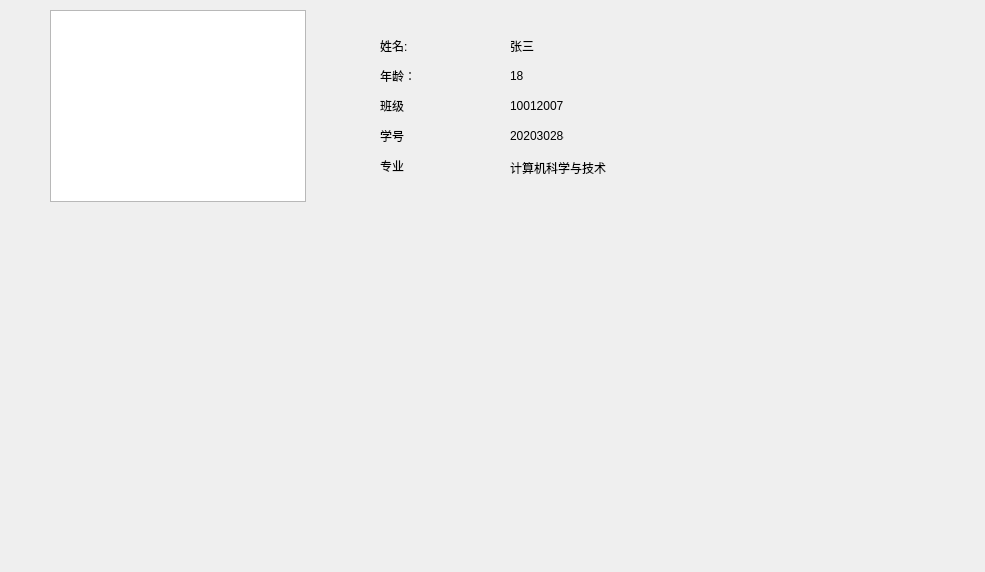
The window that ui/studentMain.ui (Fenejifen/sql-work) describes before a commit, drawn with Qt 5.
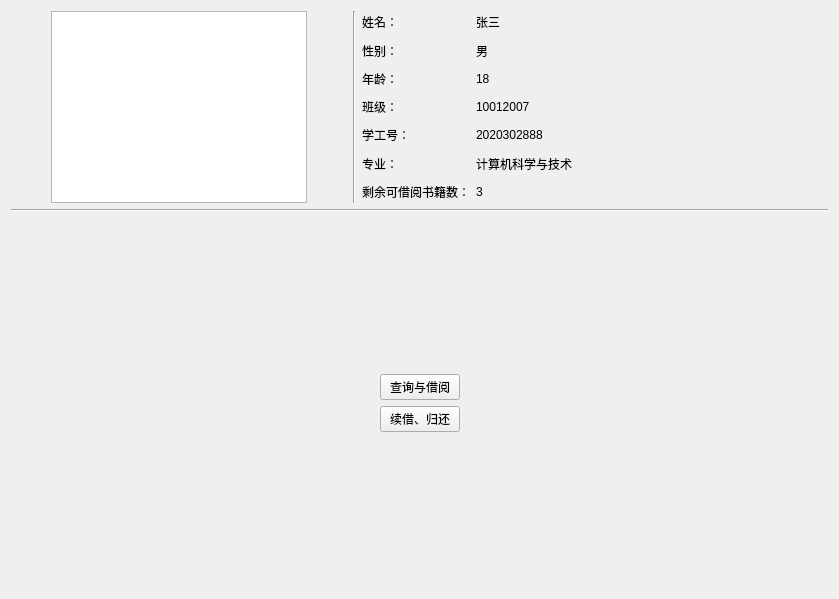
The same window after the commit.

Commit message: 完成学生操作主界面的基本搭建与信息显示，优化登录模块，优化数据库

```diff
--- a/ui/studentMain.ui
+++ b/ui/studentMain.ui
@@ -6,153 +6,293 @@
             <rect>
                 <x>0</x>
                 <y>0</y>
-                <width>985</width>
-                <height>572</height>
+    <width>839</width>
+    <height>599</height>
             </rect>
         </property>
         <property name="windowTitle">
-            <string>Form</string>
-        </property>
-        <widget class="QGraphicsView" name="profilePhoto">
-            <property name="geometry">
-                <rect>
-                    <x>50</x>
-                    <y>10</y>
-                    <width>256</width>
-                    <height>192</height>
-                </rect>
-            </property>
-        </widget>
-        <widget class="QLabel" name="userName">
-            <property name="geometry">
-                <rect>
-                    <x>510</x>
-                    <y>40</y>
-                    <width>54</width>
-                    <height>12</height>
-                </rect>
-            </property>
-            <property name="text">
-                <string>张三</string>
-            </property>
-        </widget>
-        <widget class="QLabel" name="userAge">
-            <property name="geometry">
-                <rect>
-                    <x>510</x>
-                    <y>70</y>
-                    <width>54</width>
-                    <height>12</height>
-                </rect>
-            </property>
-            <property name="text">
-                <string>18</string>
+   <string>学生操作界面</string>
+  </property>
+  <layout class="QVBoxLayout" name="verticalLayout_5">
+   <item>
+    <layout class="QVBoxLayout" name="verticalLayout_4">
+     <item>
+      <layout class="QHBoxLayout" name="horizontalLayout_3">
+       <item>
+        <layout class="QHBoxLayout" name="horizontalLayout_2">
+         <item>
+          <spacer name="horizontalSpacer">
+           <property name="orientation">
+            <enum>Qt::Horizontal</enum>
+           </property>
+           <property name="sizeHint" stdset="0">
+            <size>
+             <width>40</width>
+             <height>20</height>
+            </size>
+           </property>
+          </spacer>
+         </item>
+         <item>
+          <widget class="QGraphicsView" name="profilePhoto"/>
+         </item>
+         <item>
+          <spacer name="horizontalSpacer_2">
+           <property name="orientation">
+            <enum>Qt::Horizontal</enum>
+           </property>
+           <property name="sizeHint" stdset="0">
+            <size>
+             <width>40</width>
+             <height>20</height>
+            </size>
+           </property>
+          </spacer>
+         </item>
+        </layout>
+       </item>
+       <item>
+        <widget class="Line" name="line">
+         <property name="orientation">
+          <enum>Qt::Vertical</enum>
             </property>
         </widget>
+       </item>
+       <item>
+        <layout class="QVBoxLayout" name="verticalLayout">
+         <item>
         <widget class="QLabel" name="label">
-            <property name="geometry">
-                <rect>
-                    <x>380</x>
-                    <y>40</y>
-                    <width>54</width>
-                    <height>12</height>
-                </rect>
-            </property>
+           <property name="text">
+            <string>姓名：</string>
+           </property>
+          </widget>
+         </item>
+         <item>
+          <widget class="QLabel" name="label_7">
             <property name="text">
-                <string>姓名:</string>
-            </property>
-        </widget>
+            <string>性别：</string>
+           </property>
+          </widget>
+         </item>
+         <item>
         <widget class="QLabel" name="label_2">
-            <property name="geometry">
-                <rect>
-                    <x>380</x>
-                    <y>70</y>
-                    <width>54</width>
-                    <height>12</height>
-                </rect>
-            </property>
             <property name="text">
                 <string>年龄：</string>
             </property>
         </widget>
-        <widget class="QLabel" name="label_4">
-            <property name="geometry">
-                <rect>
-                    <x>380</x>
-                    <y>130</y>
-                    <width>54</width>
-                    <height>12</height>
-                </rect>
-            </property>
-            <property name="text">
-                <string>学号</string>
-            </property>
-        </widget>
+         </item>
+         <item>
         <widget class="QLabel" name="label_5">
-            <property name="geometry">
-                <rect>
-                    <x>380</x>
-                    <y>100</y>
-                    <width>54</width>
-                    <height>12</height>
-                </rect>
-            </property>
+           <property name="text">
+            <string>班级：</string>
+           </property>
+          </widget>
+         </item>
+         <item>
+          <widget class="QLabel" name="label_4">
             <property name="text">
-                <string>班级</string>
-            </property>
-        </widget>
-        <widget class="QLabel" name="userClass">
-            <property name="geometry">
-                <rect>
-                    <x>510</x>
-                    <y>100</y>
-                    <width>54</width>
-                    <height>12</height>
-                </rect>
-            </property>
+            <string>学工号：</string>
+           </property>
+          </widget>
+         </item>
+         <item>
+          <widget class="QLabel" name="label_3">
+           <property name="text">
+            <string>专业：</string>
+           </property>
+          </widget>
+         </item>
+         <item>
+          <widget class="QLabel" name="label_8">
+           <property name="text">
+            <string>剩余可借阅书籍数：</string>
+           </property>
+          </widget>
+         </item>
+        </layout>
+       </item>
+       <item>
+        <layout class="QVBoxLayout" name="verticalLayout_2">
+         <item>
+          <widget class="QLabel" name="SName">
+           <property name="text">
+            <string>张三</string>
+           </property>
+          </widget>
+         </item>
+         <item>
+          <widget class="QLabel" name="SGender">
+           <property name="text">
+            <string>男</string>
+           </property>
+          </widget>
+         </item>
+         <item>
+          <widget class="QLabel" name="SAge">
+           <property name="text">
+            <string>18</string>
+           </property>
+          </widget>
+         </item>
+         <item>
+          <widget class="QLabel" name="SClass">
             <property name="text">
                 <string>10012007</string>
             </property>
         </widget>
-        <widget class="QLabel" name="userSno">
-            <property name="geometry">
-                <rect>
-                    <x>510</x>
-                    <y>130</y>
-                    <width>54</width>
-                    <height>12</height>
-                </rect>
-            </property>
+         </item>
+         <item>
+          <widget class="QLabel" name="UserName">
             <property name="text">
                 <string>2020302888</string>
             </property>
         </widget>
-        <widget class="QLabel" name="label_3">
-            <property name="geometry">
-                <rect>
-                    <x>380</x>
-                    <y>160</y>
-                    <width>54</width>
-                    <height>12</height>
-                </rect>
-            </property>
-            <property name="text">
-                <string>专业</string>
-            </property>
-        </widget>
-        <widget class="QLabel" name="userSdept">
-            <property name="geometry">
-                <rect>
-                    <x>510</x>
-                    <y>160</y>
-                    <width>101</width>
-                    <height>16</height>
-                </rect>
-            </property>
+         </item>
+         <item>
+          <widget class="QLabel" name="Sdept">
             <property name="text">
                 <string>计算机科学与技术</string>
             </property>
         </widget>
+         </item>
+         <item>
+          <widget class="QLabel" name="SRemain">
+           <property name="text">
+            <string>3</string>
+           </property>
+          </widget>
+         </item>
+        </layout>
+       </item>
+       <item>
+        <spacer name="horizontalSpacer_3">
+         <property name="orientation">
+          <enum>Qt::Horizontal</enum>
+         </property>
+         <property name="sizeHint" stdset="0">
+          <size>
+           <width>40</width>
+           <height>20</height>
+          </size>
+         </property>
+        </spacer>
+       </item>
+      </layout>
+     </item>
+     <item>
+      <widget class="Line" name="line_2">
+       <property name="orientation">
+        <enum>Qt::Horizontal</enum>
+       </property>
+      </widget>
+     </item>
+     <item>
+      <spacer name="verticalSpacer">
+       <property name="orientation">
+        <enum>Qt::Vertical</enum>
+       </property>
+       <property name="sizeHint" stdset="0">
+        <size>
+         <width>20</width>
+         <height>40</height>
+        </size>
+       </property>
+      </spacer>
+     </item>
+     <item>
+      <layout class="QVBoxLayout" name="verticalLayout_3">
+       <item>
+        <layout class="QHBoxLayout" name="horizontalLayout_11">
+         <item>
+          <spacer name="horizontalSpacer_5">
+           <property name="orientation">
+            <enum>Qt::Horizontal</enum>
+           </property>
+           <property name="sizeHint" stdset="0">
+            <size>
+             <width>40</width>
+             <height>20</height>
+            </size>
+           </property>
+          </spacer>
+         </item>
+         <item>
+          <widget class="QPushButton" name="queryAndBorrow">
+           <property name="text">
+            <string>查询与借阅</string>
+           </property>
+          </widget>
+         </item>
+         <item>
+          <spacer name="horizontalSpacer_4">
+           <property name="orientation">
+            <enum>Qt::Horizontal</enum>
+           </property>
+           <property name="sizeHint" stdset="0">
+            <size>
+             <width>40</width>
+             <height>20</height>
+            </size>
+           </property>
+          </spacer>
+         </item>
+        </layout>
+       </item>
+       <item>
+        <layout class="QHBoxLayout" name="horizontalLayout_10">
+         <item>
+          <spacer name="horizontalSpacer_7">
+           <property name="orientation">
+            <enum>Qt::Horizontal</enum>
+           </property>
+           <property name="sizeHint" stdset="0">
+            <size>
+             <width>40</width>
+             <height>20</height>
+            </size>
+           </property>
+          </spacer>
+         </item>
+         <item>
+          <widget class="QPushButton" name="renewAndReturn">
+           <property name="text">
+            <string>续借、归还</string>
+           </property>
+          </widget>
+         </item>
+         <item>
+          <spacer name="horizontalSpacer_6">
+           <property name="orientation">
+            <enum>Qt::Horizontal</enum>
+           </property>
+           <property name="sizeHint" stdset="0">
+            <size>
+             <width>40</width>
+             <height>20</height>
+            </size>
+           </property>
+          </spacer>
+         </item>
+        </layout>
+       </item>
+      </layout>
+     </item>
+     <item>
+      <spacer name="verticalSpacer_2">
+       <property name="orientation">
+        <enum>Qt::Vertical</enum>
+       </property>
+       <property name="sizeHint" stdset="0">
+        <size>
+         <width>20</width>
+         <height>40</height>
+        </size>
+       </property>
+      </spacer>
+     </item>
+    </layout>
+   </item>
+  </layout>
     </widget>
     <resources/>
     <connections/>
```
Lines whose indentation alone changed are shown as unchanged. The commit also changes 5 other files.
